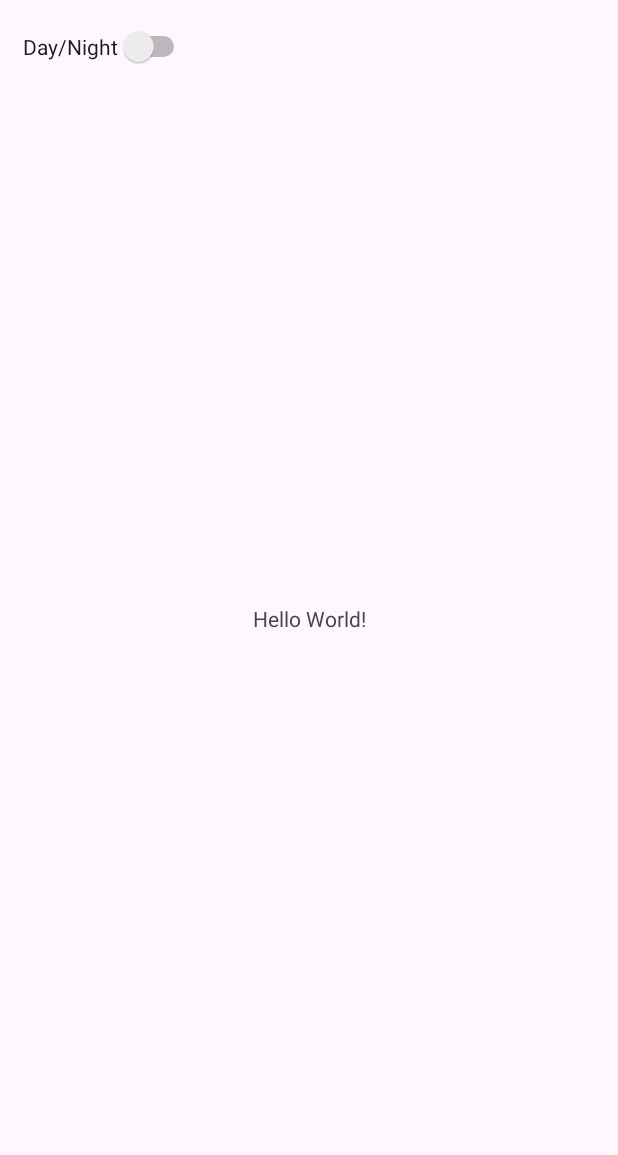
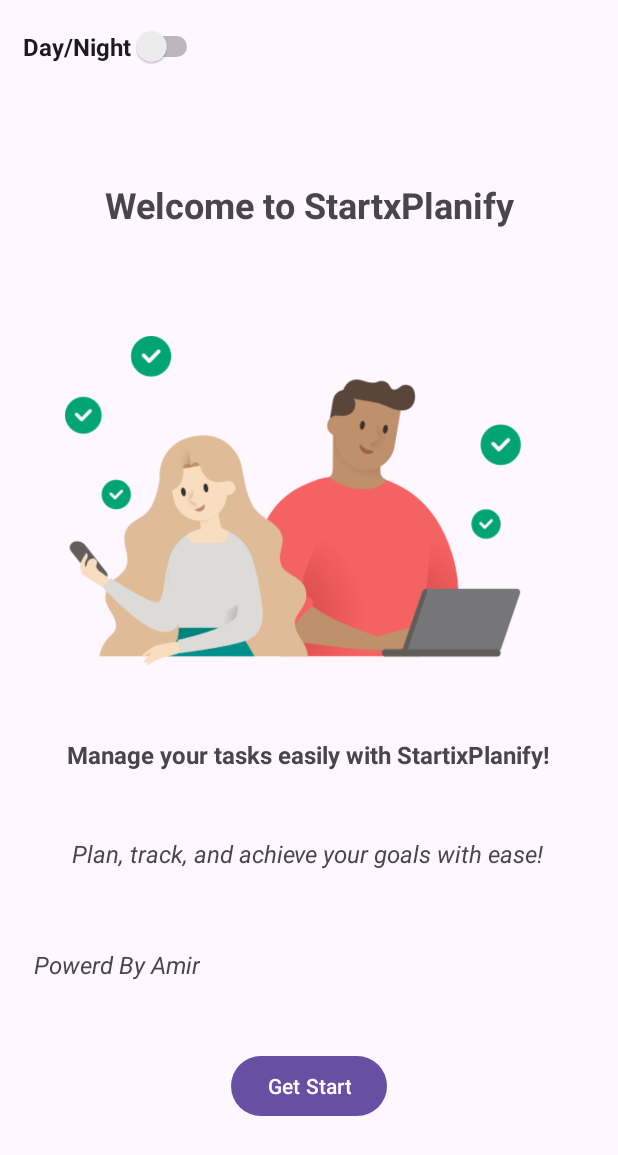
Before and after one commit to asadiqi/Projetmobile, an Android app: the screen it shows after launch (MainActivity), on a phone screen of 412 x 824 dp. Before the commit the part shown is almost empty. Shown: the top 1155 px of the screen. Run offline under Robolectric (Android 15) with nearby library versions, the phone set to English and light mode, and no system bars.

Commit message:
Home Page Ok

```diff
--- a/app/src/main/java/com/example/startxplanify/MainActivity.java
+++ b/app/src/main/java/com/example/startxplanify/MainActivity.java
@@ -3,8 +3,8 @@ package com.example.startxplanify;
 import android.annotation.SuppressLint;
 import android.content.SharedPreferences;
 import android.os.Bundle;
-import android.preference.Preference;
 import android.widget.Switch;
+import android.widget.TextView;
 
 import androidx.activity.EdgeToEdge;
 import androidx.appcompat.app.AppCompatActivity;
@@ -12,8 +12,11 @@ import androidx.appcompat.app.AppCompatDelegate;
 import androidx.core.graphics.Insets;
 import androidx.core.view.ViewCompat;
 import androidx.core.view.WindowInsetsCompat;
+import androidx.lifecycle.ViewModelProvider;
 
 public class MainActivity extends AppCompatActivity {
+
+    private  MyViewModel myViewModel;
 
     @Override
     protected void onCreate(Bundle savedInstanceState) {
@@ -29,7 +32,14 @@ public class MainActivity extends AppCompatActivity {
 
         super.onCreate(savedInstanceState);
         EdgeToEdge.enable(this);
-        setContentView(R.layout.activity_main);
+        setContentView(R.layout.activity_main_land);
+
+        myViewModel = new ViewModelProvider(this).get(MyViewModel.class);
+        myViewModel.getMyData().observe(this,data -> {
+            TextView textView = findViewById(R.id.textView);
+            textView.setText(data);
+        });
+
         ViewCompat.setOnApplyWindowInsetsListener(findViewById(R.id.main), (v, insets) -> {
             Insets systemBars = insets.getInsets(WindowInsetsCompat.Type.systemBars());
             v.setPadding(systemBars.left, systemBars.top, systemBars.right, systemBars.bottom);
--- /dev/null
+++ b/app/src/main/java/com/example/startxplanify/MyViewModel.java
@@ -0,0 +1,18 @@
+package com.example.startxplanify;
+
+import androidx.lifecycle.LiveData;
+import androidx.lifecycle.MutableLiveData;
+import androidx.lifecycle.ViewModel;
+
+public class MyViewModel extends ViewModel {
+
+    private MutableLiveData<String> myData = new MutableLiveData<>();
+    private MutableLiveData<Boolean> switchState = new MutableLiveData<>();
+    public LiveData<String> getMyData() {
+        return  myData;
+    }
+
+    public void setMyData(String data) {
+        myData.setValue(data);
+    }
+}
--- /dev/null
+++ b/app/src/main/res/layout-land/activity_main_land.xml
@@ -0,0 +1,105 @@
+<?xml version="1.0" encoding="utf-8"?>
+<androidx.constraintlayout.widget.ConstraintLayout xmlns:android="http://schemas.android.com/apk/res/android"
+    xmlns:app="http://schemas.android.com/apk/res-auto"
+    xmlns:tools="http://schemas.android.com/tools"
+    android:id="@+id/main"
+    android:layout_width="match_parent"
+    android:layout_height="match_parent"
+    tools:context=".MainActivity">
+
+    <TextView
+        android:id="@+id/textView"
+        android:layout_width="wrap_content"
+        android:layout_height="wrap_content"
+        android:text="@string/welcome"
+        android:textSize="24sp"
+        android:textStyle="bold"
+        app:layout_constraintEnd_toEndOf="parent"
+        app:layout_constraintStart_toStartOf="parent"
+        tools:ignore="MissingConstraints"
+        tools:layout_editor_absoluteY="16dp" />
+
+
+    <TextView
+        android:id="@+id/textView3"
+        android:layout_width="131dp"
+        android:layout_height="31dp"
+        android:layout_marginStart="40dp"
+        android:text="@string/powerd"
+        android:textSize="18sp"
+        android:textStyle="italic"
+        app:layout_constraintBottom_toTopOf="@+id/button"
+        app:layout_constraintStart_toStartOf="parent"
+        app:layout_constraintTop_toBottomOf="@+id/textView5"
+        app:layout_constraintVertical_bias="1.0" />
+
+    <TextView
+        android:id="@+id/textView4"
+        android:layout_width="wrap_content"
+        android:layout_height="wrap_content"
+        android:layout_marginTop="18dp"
+        android:layout_marginBottom="28dp"
+        android:text="@string/infoText"
+        android:textSize="18sp"
+        android:textStyle="bold"
+        app:layout_constraintBottom_toTopOf="@+id/textView5"
+        app:layout_constraintEnd_toEndOf="parent"
+        app:layout_constraintHorizontal_bias="0.505"
+        app:layout_constraintStart_toStartOf="parent"
+        app:layout_constraintTop_toBottomOf="@+id/imageView" />
+
+    <TextView
+        android:id="@+id/textView5"
+        android:layout_width="wrap_content"
+        android:layout_height="wrap_content"
+        android:layout_marginTop="16dp"
+        android:text="@string/infoText2"
+        android:textSize="16sp"
+        android:textStyle="italic"
+        app:layout_constraintEnd_toEndOf="parent"
+        app:layout_constraintHorizontal_bias="0.498"
+        app:layout_constraintStart_toStartOf="parent"
+        app:layout_constraintTop_toBottomOf="@+id/textView4" />
+
+    <Switch
+        android:id="@+id/switch1"
+        android:layout_width="wrap_content"
+        android:layout_height="wrap_content"
+        android:text="@string/Day_Night"
+        android:textSize="16sp"
+        android:textStyle="bold"
+        app:layout_constraintBottom_toBottomOf="parent"
+        app:layout_constraintEnd_toEndOf="parent"
+        app:layout_constraintHorizontal_bias="0.052"
+        app:layout_constraintStart_toStartOf="parent"
+        app:layout_constraintTop_toTopOf="parent"
+        app:layout_constraintVertical_bias="0.022"
+        tools:ignore="UseSwitchCompatOrMaterialXml" />
+
+    <Button
+        android:id="@+id/button"
+        android:layout_width="wrap_content"
+        android:layout_height="wrap_content"
+        android:layout_marginTop="164dp"
+        android:layout_marginBottom="20dp"
+        android:text="@string/start"
+        app:layout_constraintBottom_toBottomOf="parent"
+        app:layout_constraintEnd_toEndOf="parent"
+        app:layout_constraintHorizontal_bias="0.499"
+        app:layout_constraintStart_toStartOf="parent"
+        app:layout_constraintTop_toBottomOf="@+id/textView"
+        app:layout_constraintVertical_bias="1.0" />
+
+    <ImageView
+        android:id="@+id/imageView"
+        android:layout_width="364dp"
+        android:layout_height="139dp"
+        android:layout_marginTop="14dp"
+        app:layout_constraintEnd_toEndOf="parent"
+        app:layout_constraintHorizontal_bias="0.5"
+        app:layout_constraintStart_toStartOf="parent"
+        app:layout_constraintTop_toBottomOf="@+id/textView"
+        app:srcCompat="@drawable/welcome" />
+
+
+</androidx.constraintlayout.widget.ConstraintLayout>
--- a/app/src/main/res/layout/activity_main.xml
+++ /dev/null
@@ -1,33 +0,0 @@
-<?xml version="1.0" encoding="utf-8"?>
-<androidx.constraintlayout.widget.ConstraintLayout xmlns:android="http://schemas.android.com/apk/res/android"
-    xmlns:app="http://schemas.android.com/apk/res-auto"
-    xmlns:tools="http://schemas.android.com/tools"
-    android:id="@+id/main"
-    android:layout_width="match_parent"
-    android:layout_height="match_parent"
-    tools:context=".MainActivity">
-
-    <TextView
-        android:id="@+id/textView"
-        android:layout_width="wrap_content"
-        android:layout_height="wrap_content"
-        android:text="Hello World!"
-        app:layout_constraintBottom_toBottomOf="parent"
-        app:layout_constraintEnd_toEndOf="parent"
-        app:layout_constraintStart_toStartOf="parent"
-        app:layout_constraintTop_toTopOf="parent" />
-
-    <Switch
-        android:id="@+id/switch1"
-        android:layout_width="wrap_content"
-        android:layout_height="wrap_content"
-        android:text="Day/Night"
-        app:layout_constraintBottom_toBottomOf="parent"
-        app:layout_constraintEnd_toEndOf="parent"
-        app:layout_constraintHorizontal_bias="0.052"
-        app:layout_constraintStart_toStartOf="parent"
-        app:layout_constraintTop_toTopOf="parent"
-        app:layout_constraintVertical_bias="0.022"
-        tools:ignore="UseSwitchCompatOrMaterialXml" />
-
-</androidx.constraintlayout.widget.ConstraintLayout>
--- /dev/null
+++ b/app/src/main/res/layout/activity_main_land.xml
@@ -0,0 +1,101 @@
+<?xml version="1.0" encoding="utf-8"?>
+<androidx.constraintlayout.widget.ConstraintLayout xmlns:android="http://schemas.android.com/apk/res/android"
+    xmlns:app="http://schemas.android.com/apk/res-auto"
+    xmlns:tools="http://schemas.android.com/tools"
+    android:id="@+id/main"
+    android:layout_width="match_parent"
+    android:layout_height="match_parent"
+    tools:context=".MainActivity">
+
+    <TextView
+        android:id="@+id/textView"
+        android:layout_width="wrap_content"
+        android:layout_height="wrap_content"
+        android:text="@string/welcome"
+        android:textSize="24sp"
+        android:textStyle="bold"
+        app:layout_constraintBottom_toTopOf="@+id/imageView"
+        app:layout_constraintEnd_toEndOf="parent"
+        app:layout_constraintStart_toStartOf="parent"
+        app:layout_constraintTop_toTopOf="parent"
+        app:layout_constraintVertical_bias="0.628" />
+
+    <Switch
+        android:id="@+id/switch1"
+        android:layout_width="wrap_content"
+        android:layout_height="wrap_content"
+        android:text="@string/Day_Night"
+        android:textSize="16sp"
+        android:textStyle="bold"
+        app:layout_constraintBottom_toBottomOf="parent"
+        app:layout_constraintEnd_toEndOf="parent"
+        app:layout_constraintHorizontal_bias="0.052"
+        app:layout_constraintStart_toStartOf="parent"
+        app:layout_constraintTop_toTopOf="parent"
+        app:layout_constraintVertical_bias="0.022"
+        tools:ignore="UseSwitchCompatOrMaterialXml" />
+
+    <Button
+        android:id="@+id/button"
+        android:layout_width="wrap_content"
+        android:layout_height="wrap_content"
+        android:layout_marginTop="164dp"
+        android:layout_marginBottom="20dp"
+        android:text="@string/start"
+        app:layout_constraintBottom_toBottomOf="parent"
+        app:layout_constraintEnd_toEndOf="parent"
+        app:layout_constraintHorizontal_bias="0.499"
+        app:layout_constraintStart_toStartOf="parent"
+        app:layout_constraintTop_toBottomOf="@+id/textView"
+        app:layout_constraintVertical_bias="0.872" />
+
+    <ImageView
+        android:id="@+id/imageView"
+        android:layout_width="359dp"
+        android:layout_height="220dp"
+        android:layout_marginBottom="256dp"
+        app:layout_constraintBottom_toTopOf="@+id/button"
+        app:layout_constraintEnd_toEndOf="parent"
+        app:layout_constraintHorizontal_bias="0.307"
+        app:layout_constraintStart_toStartOf="parent"
+        app:srcCompat="@drawable/welcome" />
+
+    <TextView
+        android:id="@+id/textView12"
+        android:layout_width="wrap_content"
+        android:layout_height="wrap_content"
+        android:layout_marginTop="48dp"
+        android:textSize="16sp"
+        android:textStyle="bold"        android:text="@string/infoText"
+        app:layout_constraintEnd_toEndOf="parent"
+        app:layout_constraintStart_toStartOf="parent"
+        app:layout_constraintTop_toBottomOf="@+id/imageView" />
+
+    <TextView
+        android:id="@+id/textView13"
+        android:layout_width="wrap_content"
+        android:layout_height="wrap_content"
+        android:layout_marginTop="44dp"
+        android:text="@string/infoText2"
+        android:textSize="16sp"
+        android:textStyle="italic"
+        app:layout_constraintEnd_toEndOf="parent"
+        app:layout_constraintHorizontal_bias="0.495"
+        app:layout_constraintStart_toStartOf="parent"
+        app:layout_constraintTop_toBottomOf="@+id/textView12" />
+
+    <TextView
+        android:id="@+id/textView14"
+        android:layout_width="wrap_content"
+        android:layout_height="wrap_content"
+        android:layout_marginTop="52dp"
+        android:text="@string/powerd"
+        android:textSize="16sp"
+        android:textStyle="italic"
+        app:layout_constraintEnd_toEndOf="parent"
+        app:layout_constraintHorizontal_bias="0.076"
+        app:layout_constraintStart_toStartOf="parent"
+        app:layout_constraintTop_toBottomOf="@+id/textView13" />
+
+
+</androidx.constraintlayout.widget.ConstraintLayout>
--- a/app/src/main/res/values/strings.xml
+++ b/app/src/main/res/values/strings.xml
@@ -1,3 +1,13 @@
 <resources>
     <string name="app_name">StartxPlanify</string>
+     <string name="Day_Night">Day/Night</string>
+     <string name="welcome">Welcome to StartxPlanify </string>
+    <string name="powerd">Powerd By Amir</string>
+    <string name="infoText">"Manage your tasks easily with StartixPlanify!"</string>
+    <string name="infoText2">Plan, track, and achieve your goals with ease!"</string>
+    <string name="infoText11">"Manage your tasks easily with StartixPlanify!"</string>
+    <string name="infoText22">Plan, track, and achieve your goals with ease!"</string>
+    <string name="start">Get Start</string>
+
+
 </resources>
```
Also changed, not shown: app/src/main/res/drawable/welcome.png (added).
